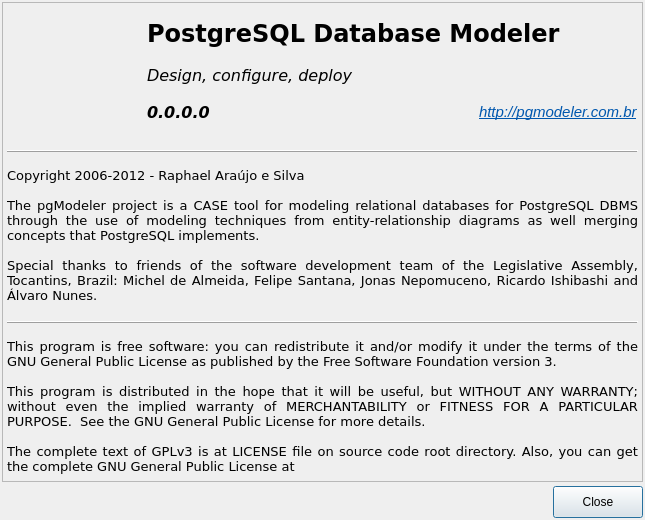
First picture: the form in libpgmodeler_ui/ui/formsobre.ui, repository pgmodeler/pgmodeler, before the edit.
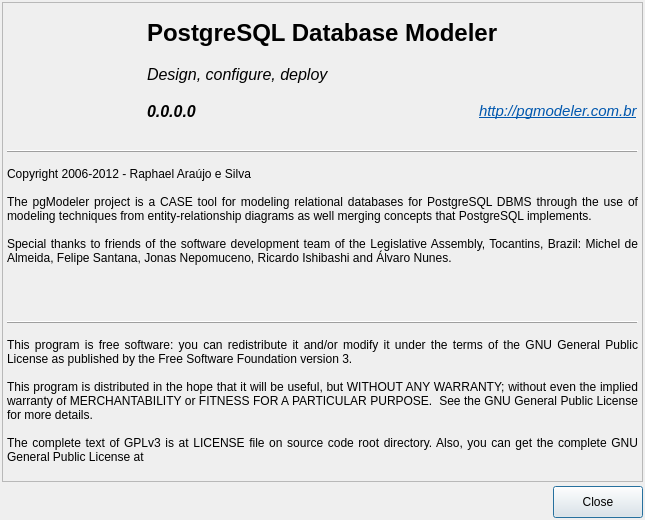
Second picture: the form after the edit. Icons and pictures are not drawn.

Commit message: Disabling backtrace() function on Windows system. Mingw doesn't support this at the moment.

The edit to the form file:
```diff
--- a/libpgmodeler_ui/ui/formsobre.ui
+++ b/libpgmodeler_ui/ui/formsobre.ui
@@ -152,7 +152,6 @@
           </property>
           <property name="font">
            <font>
-            <family>DejaVu Sans</family>
             <pointsize>18</pointsize>
             <weight>75</weight>
             <bold>true</bold>
@@ -185,11 +184,8 @@
           </property>
           <property name="font">
            <font>
-            <family>DejaVu Sans</family>
             <pointsize>12</pointsize>
-            <weight>50</weight>
             <italic>true</italic>
-            <bold>false</bold>
            </font>
           </property>
           <property name="text">
@@ -219,7 +215,6 @@
           </property>
           <property name="font">
            <font>
-            <family>DejaVu Sans</family>
             <pointsize>12</pointsize>
             <weight>75</weight>
             <italic>true</italic>
@@ -233,6 +228,11 @@
         </item>
         <item row="2" column="1">
          <widget class="QLabel" name="label_2">
+          <property name="font">
+           <font>
+            <pointsize>8</pointsize>
+           </font>
+          </property>
           <property name="text">
            <string>&lt;html&gt;&lt;head/&gt;&lt;body&gt;&lt;p&gt;&lt;a href=&quot;http://pgmodeler.com.br&quot;&gt;&lt;span style=&quot; font-size:11pt; font-style:italic; text-decoration: underline; color:#0057ae;&quot;&gt;http://pgmodeler.com.br&lt;/span&gt;&lt;/a&gt;&lt;/p&gt;&lt;/body&gt;&lt;/html&gt;</string>
           </property>
@@ -282,12 +282,6 @@
           <height>0</height>
          </size>
         </property>
-        <property name="font">
-         <font>
-          <family>DejaVu Sans</family>
-          <pointsize>10</pointsize>
-         </font>
-        </property>
         <property name="text">
          <string>Copyright 2006-2012 - Raphael Araújo e Silva &lt;rkhaotix@gmail.com&gt;
 
@@ -345,12 +339,6 @@
           <height>0</height>
          </size>
         </property>
-        <property name="font">
-         <font>
-          <family>DejaVu Sans</family>
-          <pointsize>10</pointsize>
-         </font>
-        </property>
         <property name="frameShadow">
          <enum>QFrame::Sunken</enum>
         </property>
```
The commit also changes 4 other files.
